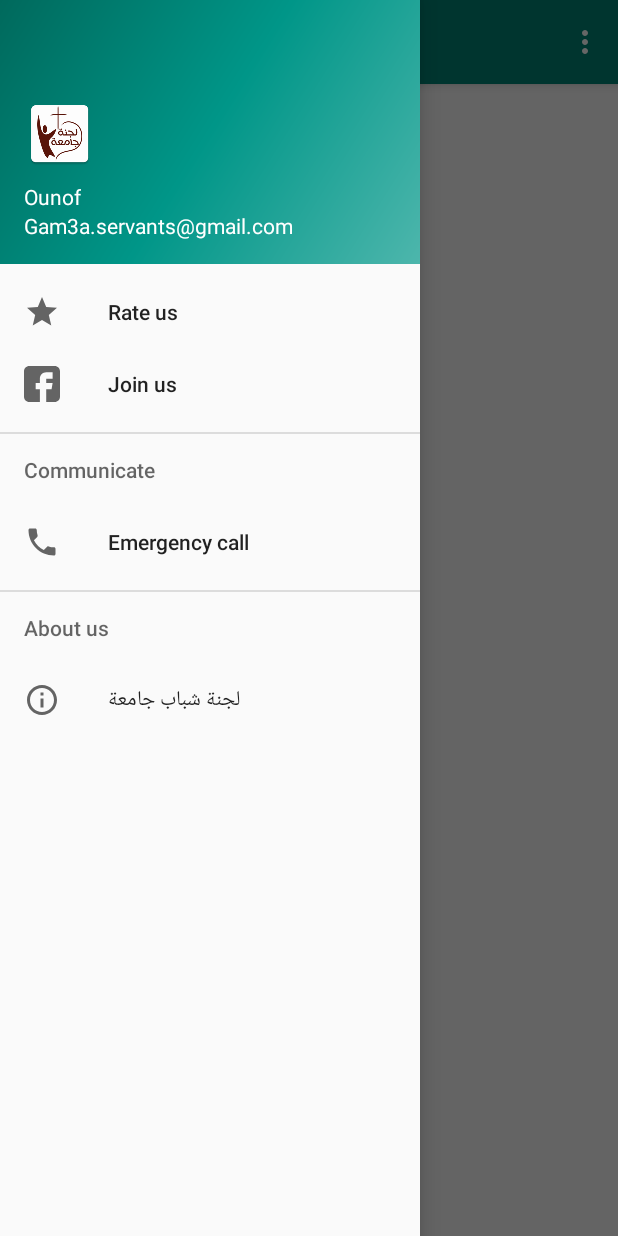
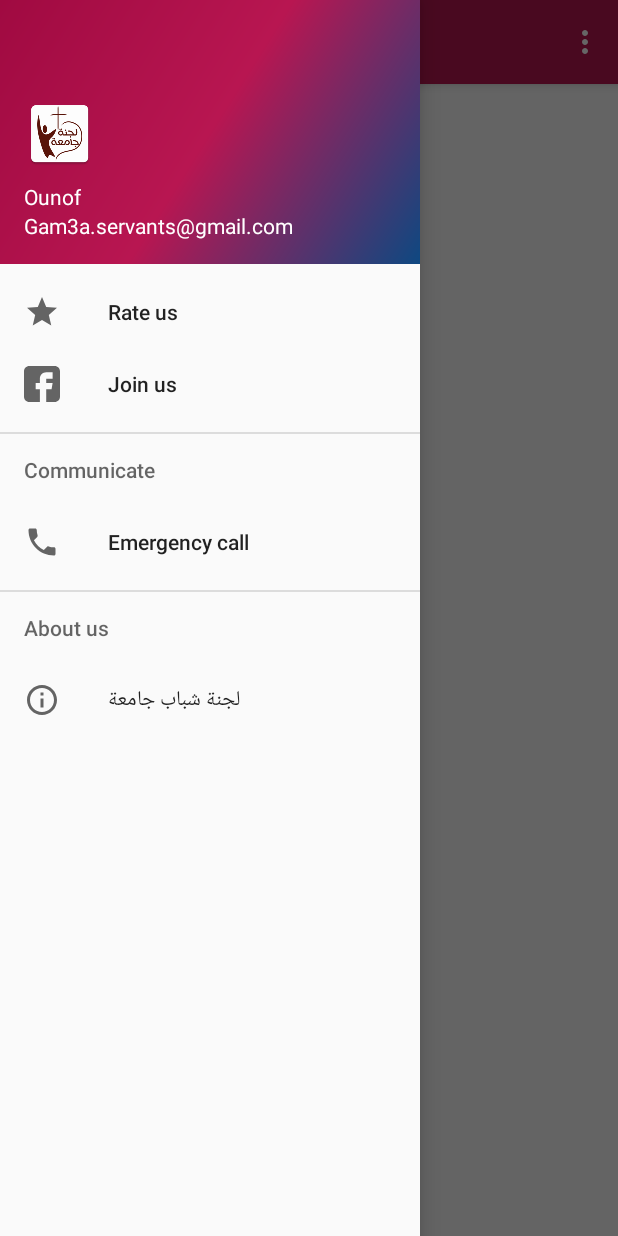
Before and after one commit to MinaSamirCap/Ounof, an Android app: the screen it shows after launch (MainActivity), with the side drawer open, on a phone screen of 412 x 824 dp. Run offline under Robolectric (Android 15) with nearby library versions, the light colour scheme and no system bars.

Commit message:
changed the color theme

```diff
--- a/app/src/main/res/drawable/side_nav_bar.xml
+++ b/app/src/main/res/drawable/side_nav_bar.xml
@@ -2,8 +2,8 @@
     android:shape="rectangle">
     <gradient
         android:angle="135"
-        android:centerColor="#009688"
-        android:endColor="#00695C"
-        android:startColor="#4DB6AC"
+        android:centerColor="@color/primary"
+        android:endColor="@color/primary_dark"
+        android:startColor="@color/accent"
         android:type="linear" />
 </shape>
--- a/app/src/main/res/values/colors.xml
+++ b/app/src/main/res/values/colors.xml
@@ -1,8 +1,8 @@
 <?xml version="1.0" encoding="utf-8"?>
 <resources>
-    <color name="colorPrimary">#008577</color>
-    <color name="colorPrimaryDark">#00574B</color>
-    <color name="colorAccent">#D81B60</color>
+    <color name="primary">#B81651</color>
+    <color name="primary_dark">#A00A41</color>
+    <color name="accent">#0E4881</color>
 
 
     <color name="ic_launcher_background">#FFFFFF</color>
--- a/app/src/main/res/values/styles.xml
+++ b/app/src/main/res/values/styles.xml
@@ -3,9 +3,9 @@
     <!-- Base application theme. -->
     <style name="AppTheme" parent="Theme.AppCompat.Light.DarkActionBar">
         <!-- Customize your theme here. -->
-        <item name="colorPrimary">@color/colorPrimary</item>
-        <item name="colorPrimaryDark">@color/colorPrimaryDark</item>
-        <item name="colorAccent">@color/colorAccent</item>
+        <item name="colorPrimary">@color/primary</item>
+        <item name="colorPrimaryDark">@color/primary_dark</item>
+        <item name="colorAccent">@color/accent</item>
     </style>
 
     <style name="FullScreenTheme" parent="AppTheme">
```
